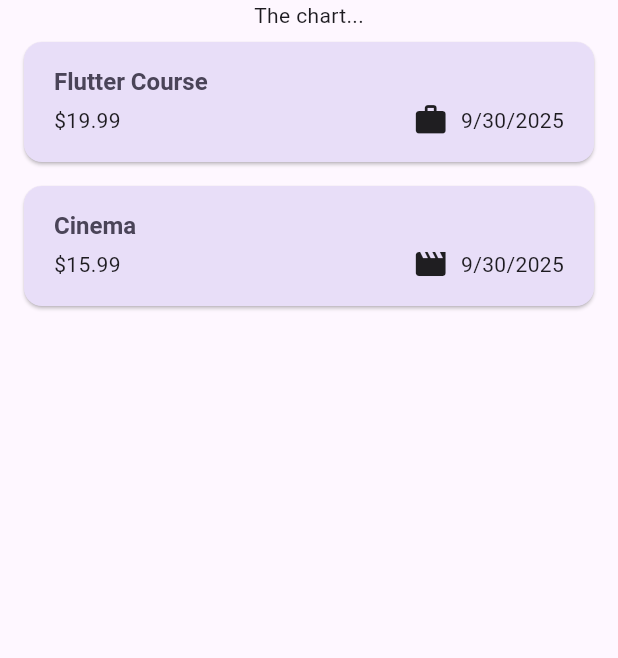
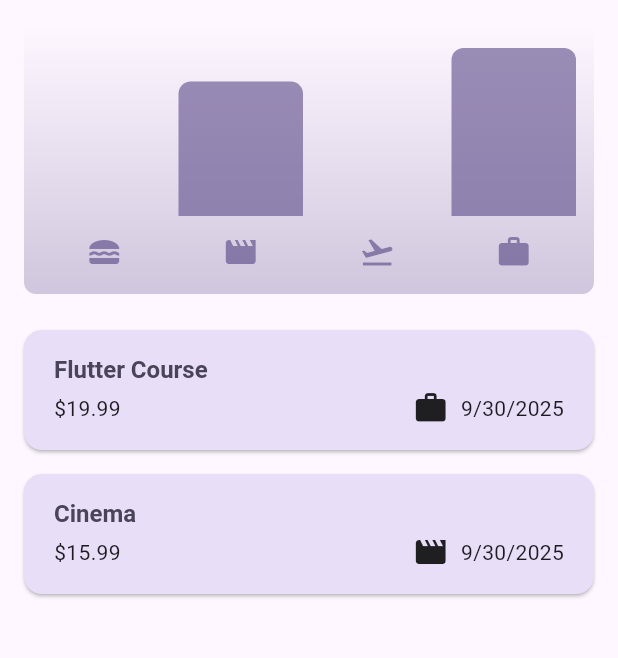
Before and after one commit to luongductinh-it/expense_tracker, a Flutter app: the screen it shows after launch, on a phone screen of 412 x 824 dp, the part 84-742 px from its top. Run offline on Flutter 3.47's test engine with Material 3 defaults, Android fonts, the phone set to English and light mode, and no system bars.

Commit message:
Update chart logic and UI

```diff
--- a/lib/models/expense.dart
+++ b/lib/models/expense.dart
@@ -32,3 +32,25 @@ class Expense {
     return formatter.format(date);
   }
 }
+
+class ExpenseBucket {
+  const ExpenseBucket({required this.category, required this.expenses});
+
+  ExpenseBucket.forCategory(List<Expense> allExpenses, this.category)
+    : expenses = allExpenses
+          .where((expense) => expense.category == category)
+          .toList();
+
+  final Category category;
+  final List<Expense> expenses;
+
+  double get totalExpenses {
+    double sum = 0;
+
+    for (final expense in expenses) {
+      sum += expense.amount;
+    }
+
+    return sum;
+  }
+}
--- /dev/null
+++ b/lib/widgets/chart/chart.dart
@@ -0,0 +1,90 @@
+import 'package:flutter/material.dart';
+import 'package:expense_tracker/widgets/chart/chart_bar.dart';
+import 'package:expense_tracker/models/expense.dart';
+
+class Chart extends StatelessWidget {
+  const Chart({super.key, required this.expenses});
+
+  final List<Expense> expenses;
+
+  List<ExpenseBucket> get buckets {
+    return [
+      ExpenseBucket.forCategory(expenses, Category.food),
+      ExpenseBucket.forCategory(expenses, Category.leisure),
+      ExpenseBucket.forCategory(expenses, Category.travel),
+      ExpenseBucket.forCategory(expenses, Category.work),
+    ];
+  }
+
+  double get maxTotalExpense {
+    double maxTotalExpense = 0;
+
+    for (final bucket in buckets) {
+      if (bucket.totalExpenses > maxTotalExpense) {
+        maxTotalExpense = bucket.totalExpenses;
+      }
+    }
+
+    return maxTotalExpense;
+  }
+
+  @override
+  Widget build(BuildContext context) {
+    final isDarkMode =
+        MediaQuery.of(context).platformBrightness == Brightness.dark;
+    return Container(
+      margin: const EdgeInsets.all(16),
+      padding: const EdgeInsets.symmetric(vertical: 16, horizontal: 8),
+      width: double.infinity,
+      height: 180,
+      decoration: BoxDecoration(
+        borderRadius: BorderRadius.circular(8),
+        gradient: LinearGradient(
+          colors: [
+            Theme.of(context).colorScheme.primary.withOpacity(0.3),
+            Theme.of(context).colorScheme.primary.withOpacity(0.0),
+          ],
+          begin: Alignment.bottomCenter,
+          end: Alignment.topCenter,
+        ),
+      ),
+      child: Column(
+        children: [
+          Expanded(
+            child: Row(
+              crossAxisAlignment: CrossAxisAlignment.end,
+              children: [
+                for (final bucket in buckets)
+                  ChartBar(
+                    fill: bucket.totalExpenses == 0
+                        ? 0
+                        : bucket.totalExpenses / maxTotalExpense,
+                  ),
+              ],
+            ),
+          ),
+          const SizedBox(height: 12),
+          Row(
+            children: buckets
+                .map(
+                  (bucket) => Expanded(
+                    child: Padding(
+                      padding: const EdgeInsets.symmetric(horizontal: 4),
+                      child: Icon(
+                        categoryIcons[bucket.category],
+                        color: isDarkMode
+                            ? Theme.of(context).colorScheme.secondary
+                            : Theme.of(
+                                context,
+                              ).colorScheme.primary.withOpacity(0.7),
+                      ),
+                    ),
+                  ),
+                )
+                .toList(),
+          ),
+        ],
+      ),
+    );
+  }
+}
--- /dev/null
+++ b/lib/widgets/chart/chart_bar.dart
@@ -0,0 +1,34 @@
+import 'package:flutter/material.dart';
+
+class ChartBar extends StatelessWidget {
+  const ChartBar({
+    super.key,
+    required this.fill,
+  });
+
+  final double fill;
+
+  @override
+  Widget build(BuildContext context) {
+    final isDarkMode =
+        MediaQuery.of(context).platformBrightness == Brightness.dark;
+    return Expanded(
+      child: Padding(
+        padding: const EdgeInsets.symmetric(horizontal: 4),
+        child: FractionallySizedBox(
+          heightFactor: fill,
+          child: DecoratedBox(
+            decoration: BoxDecoration(
+              shape: BoxShape.rectangle,
+              borderRadius:
+                  const BorderRadius.vertical(top: Radius.circular(8)),
+              color: isDarkMode
+                  ? Theme.of(context).colorScheme.secondary
+                  : Theme.of(context).colorScheme.primary.withOpacity(0.65),
+            ),
+          ),
+        ),
+      ),
+    );
+  }
+}
--- a/lib/widgets/expenses.dart
+++ b/lib/widgets/expenses.dart
@@ -1,3 +1,4 @@
+import 'package:expense_tracker/widgets/chart/chart.dart';
 import 'package:expense_tracker/widgets/expenses_list/expenses_list.dart';
 import 'package:expense_tracker/models/expense.dart';
 import 'package:expense_tracker/widgets/new_expense.dart';
@@ -83,7 +84,7 @@ class _ExpensesState extends State<Expenses> {
       ),
       body: Column(
         children: [
-          Text('The chart...'),
+          Chart(expenses: _registeredExpenses),
           Expanded(child: mainContent),
         ],
       ),
```
